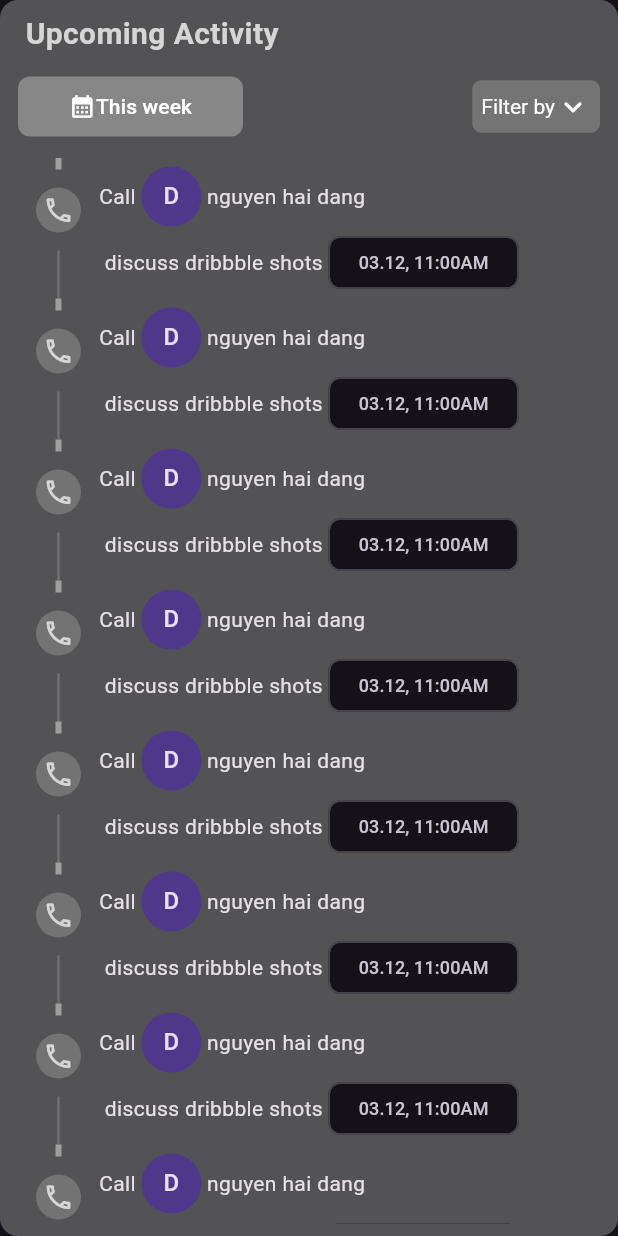
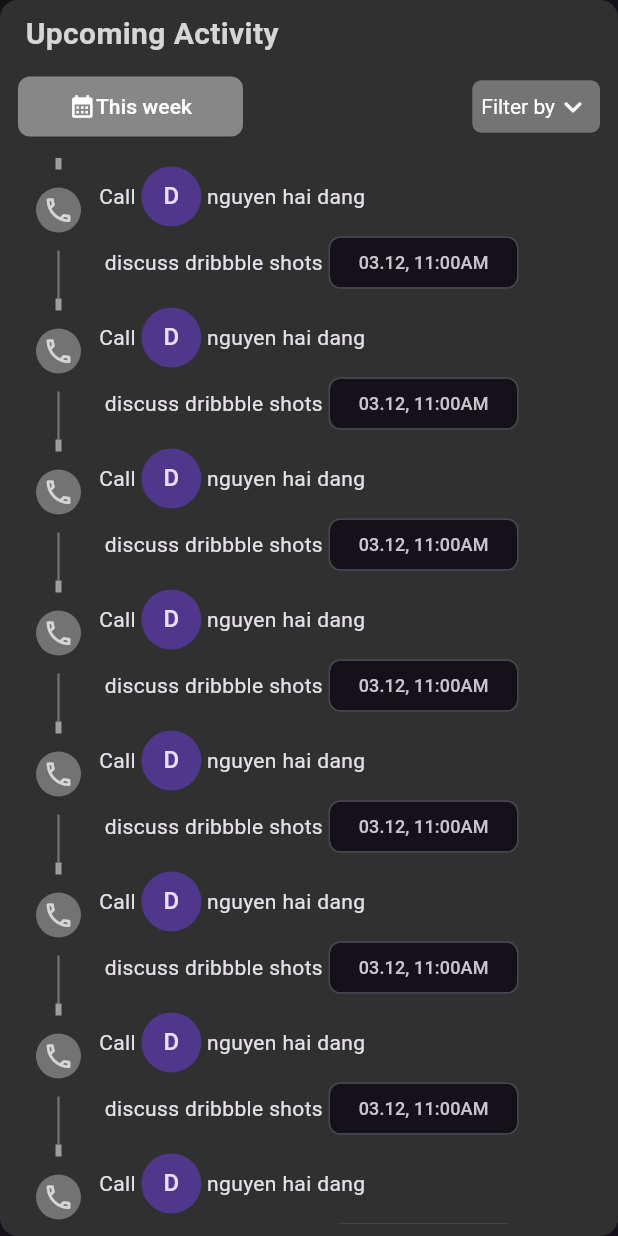
Before and after one commit to nhdang29it/contact_app, a Flutter app: the MyUpcommingActivity widget shown alone on an empty page, opened directly, on a phone screen of 412 x 824 dp. Run offline on Flutter 3.47's test engine with Material 3 defaults, Android fonts, the phone set to English and light mode, and no system bars; drawn by our look-alikes of timeline_tile; our stand-ins replace flutter_bloc, grouped_list.

Commit message:
fix pixel overflow left sidebar

```diff
--- a/lib/contrast.dart
+++ b/lib/contrast.dart
@@ -7,7 +7,7 @@ const double headTitleFontSize = 16;
 const Color bgColor = Color(0XFF1B1B1B);
 const Color buttonColor = Color(0XFF4388F5);
 const Color borderColor = Color(0XFF2F2F2F);
-const Color upcommingColor = Color(0XFF262626);
+const Color upcommingColor = Color.fromARGB(255, 29, 29, 29);
 const Color textColor = Color(0XFFD6D6D6);
 const Color subTextColor = Color(0XFF737373);
 const Color bgTileColor = Color(0XFF3e3e3e);
--- a/lib/side_bar.dart
+++ b/lib/side_bar.dart
@@ -138,6 +138,7 @@ class _MySideBarState extends State<MySideBar> {
                 ),
                 Padding(
                   padding: const EdgeInsets.symmetric(horizontal: 8.0),
+                  child: FittedBox(
                     child: ElevatedButton(
                       onPressed: () {},
                       style: ElevatedButton.styleFrom(
@@ -154,6 +155,7 @@ class _MySideBarState extends State<MySideBar> {
                           Text("Add Contact"),
                           Icon(Icons.add),
                         ],
+                      ),
                     ),
                   ),
                 ),
--- a/lib/upcomming_activity.dart
+++ b/lib/upcomming_activity.dart
@@ -15,7 +15,7 @@ class MyUpcommingActivity extends StatelessWidget {
     return Container(
       padding: const EdgeInsets.symmetric(horizontal: 12.0, vertical: 8.0),
       decoration: const BoxDecoration(
-        color: Color.fromARGB(189, 105, 105, 105),
+        color: Color.fromARGB(200, 56, 56, 56),
         borderRadius: BorderRadius.all(Radius.circular(12)),
       ),
       child: Column(
```
Lines whose indentation alone changed are shown as unchanged.
